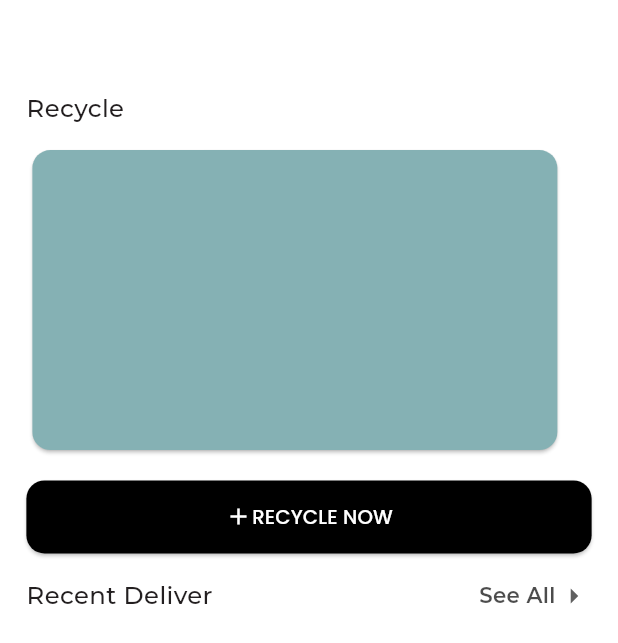
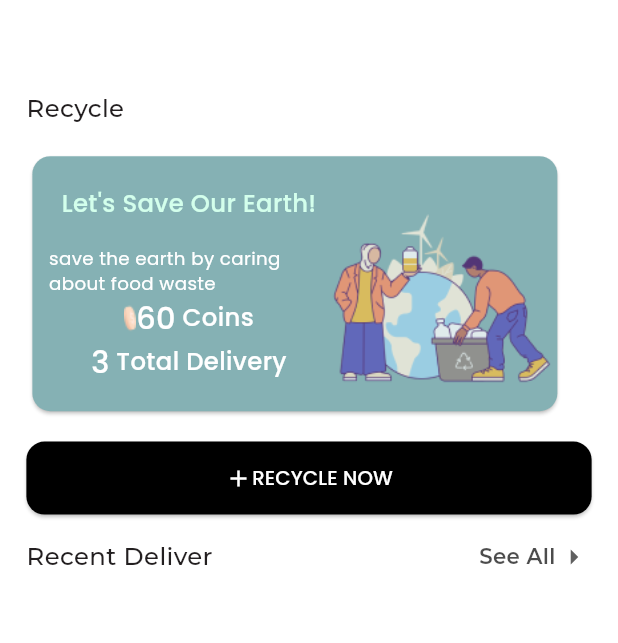
Before and after one commit to codeyzx/geats, a Flutter app: the RecyclePage screen opened by its route, on a phone screen of 412 x 824 dp. Shown: the top 643 px of the screen. Run offline on Flutter 3.47's test engine with Material 3 defaults, Android fonts, the phone set to English and light mode, and no system bars; our stand-ins replace cached_network_image, cloud_firestore, dio, firebase_auth, firebase_core, flutter_riverpod and 10 more; missing offline and left inert: camerawesome, google_mlkit_barcode_scanning, google_mlkit_text_recognition; accounts and stored records are empty.

Commit message:
feat: add content card to recycle page

```diff
--- a/lib/src/features/recycle/presentation/recycle_page.dart
+++ b/lib/src/features/recycle/presentation/recycle_page.dart
@@ -1,6 +1,7 @@
 import 'package:flutter/material.dart';
 import 'package:flutter_riverpod/flutter_riverpod.dart';
 import 'package:flutter_screenutil/flutter_screenutil.dart';
+import 'package:geats/gen/fonts.gen.dart';
 import 'package:geats/src/constants/constants.dart';
 import 'package:geats/src/routes/app_routes.dart';
 import 'package:go_router/go_router.dart';
@@ -17,6 +18,7 @@ class RecyclePage extends ConsumerWidget {
         padding: EdgeInsets.symmetric(horizontal: 16.w),
         child: Column(
           crossAxisAlignment: CrossAxisAlignment.start,
+          mainAxisAlignment: MainAxisAlignment.start,
           children: [
             SizedBox(
               height: 60.h,
@@ -26,15 +28,118 @@ class RecyclePage extends ConsumerWidget {
               style: TypographyApp.profileItem,
             ),
             SizedBox(
-              height: 12.h,
+              height: 16.h,
             ),
             Card(
-              color: ColorApp.primary,
-              child: const SizedBox(
-                width: 350,
-                height: 200,
-              ),
-            ),
+                color: ColorApp.primary,
+                child: SizedBox(
+                  width: 350,
+                  height: 170,
+                  child: Padding(
+                    padding: EdgeInsets.only(left: 10.w, top: 20.h, right: 8.w),
+                    child: Row(
+                      crossAxisAlignment: CrossAxisAlignment.start,
+                      mainAxisAlignment: MainAxisAlignment.spaceBetween,
+                      children: [
+                        Column(
+                          mainAxisAlignment: MainAxisAlignment.start,
+                          children: [
+                            Text(
+                              "Let's Save Our Earth!",
+                              style: TextStyle(
+                                color: HexColor("#D3FFEC"),
+                                fontFamily: FontFamily.poppins,
+                                fontWeight: FontWeight.w500,
+                                fontSize: ScreenUtil().setSp(16),
+                              ),
+                            ),
+                            SizedBox(
+                              height: 16.h,
+                            ),
+                            SizedBox(
+                              width: 170.w,
+                              child: Text(
+                                "save the earth by caring about food waste",
+                                style: TextStyle(
+                                  color: Colors.white,
+                                  fontFamily: FontFamily.poppins,
+                                  fontWeight: FontWeight.w300,
+                                  fontSize: ScreenUtil().setSp(12),
+                                ),
+                              ),
+                            ),
+                            Column(
+                              mainAxisAlignment: MainAxisAlignment.start,
+                              children: [
+                                Row(
+                                  crossAxisAlignment: CrossAxisAlignment.center,
+                                  mainAxisAlignment: MainAxisAlignment.start,
+                                  children: [
+                                    Image.asset(
+                                      'assets/icons/ic_dollar.png',
+                                    ),
+                                    Text(
+                                      '60',
+                                      style: TextStyle(
+                                        color: Colors.white,
+                                        fontFamily: FontFamily.poppins,
+                                        fontWeight: FontWeight.w500,
+                                        fontSize: ScreenUtil().setSp(20),
+                                      ),
+                                      textAlign: TextAlign.left,
+                                    ),
+                                    Gap.w4,
+                                    Text(
+                                      'Coins',
+                                      style: TextStyle(
+                                        color: Colors.white,
+                                        fontFamily: FontFamily.poppins,
+                                        fontWeight: FontWeight.w500,
+                                        fontSize: ScreenUtil().setSp(16),
+                                      ),
+                                    ),
+                                  ],
+                                ),
+                                Row(
+                                  mainAxisAlignment: MainAxisAlignment.start,
+                                  crossAxisAlignment: CrossAxisAlignment.center,
+                                  children: [
+                                    Text(
+                                      '3',
+                                      style: TextStyle(
+                                        color: Colors.white,
+                                        fontFamily: FontFamily.poppins,
+                                        fontWeight: FontWeight.w500,
+                                        fontSize: ScreenUtil().setSp(20),
+                                      ),
+                                    ),
+                                    Gap.w4,
+                                    Text(
+                                      'Total Delivery',
+                                      style: TextStyle(
+                                        color: Colors.white,
+                                        fontFamily: FontFamily.poppins,
+                                        fontWeight: FontWeight.w500,
+                                        fontSize: ScreenUtil().setSp(16),
+                                      ),
+                                    ),
+                                  ],
+                                ),
+                              ],
+                            ),
+                          ],
+                        ),
+                        Center(
+                          child: Image.asset(
+                            'assets/images/recycle_card.png',
+                            width: 150,
+                            height: 163,
+                          ),
+                        )
+                      ],
+                    ),
+                  ),
+                )),
             SizedBox(
               height: 16.h,
             ),
```
Also changed, not shown: assets/icons/ic_dollar.png (added), assets/images/recycle_card.png (added).
